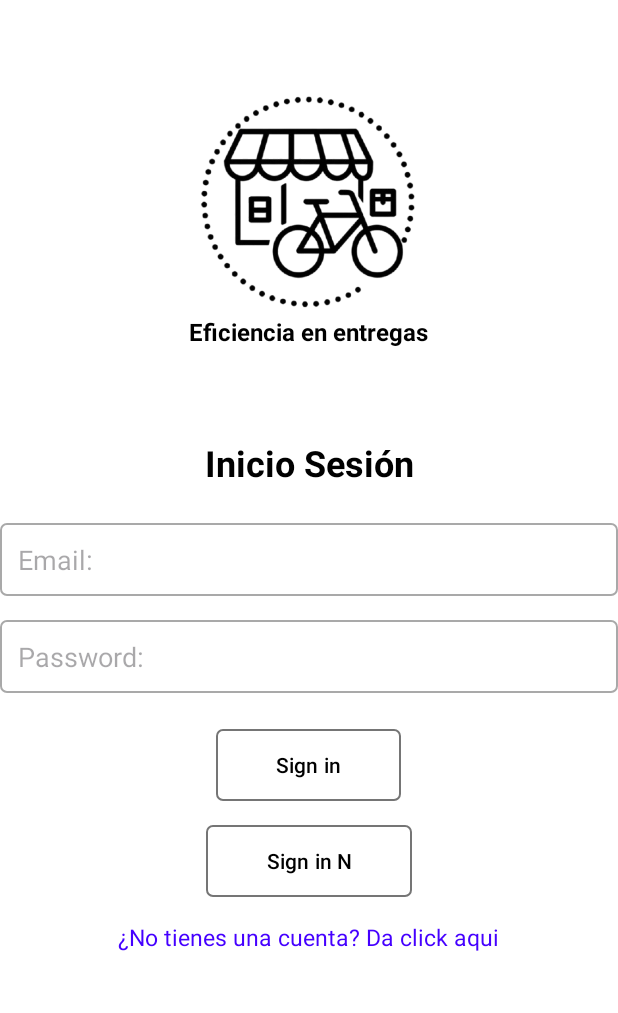
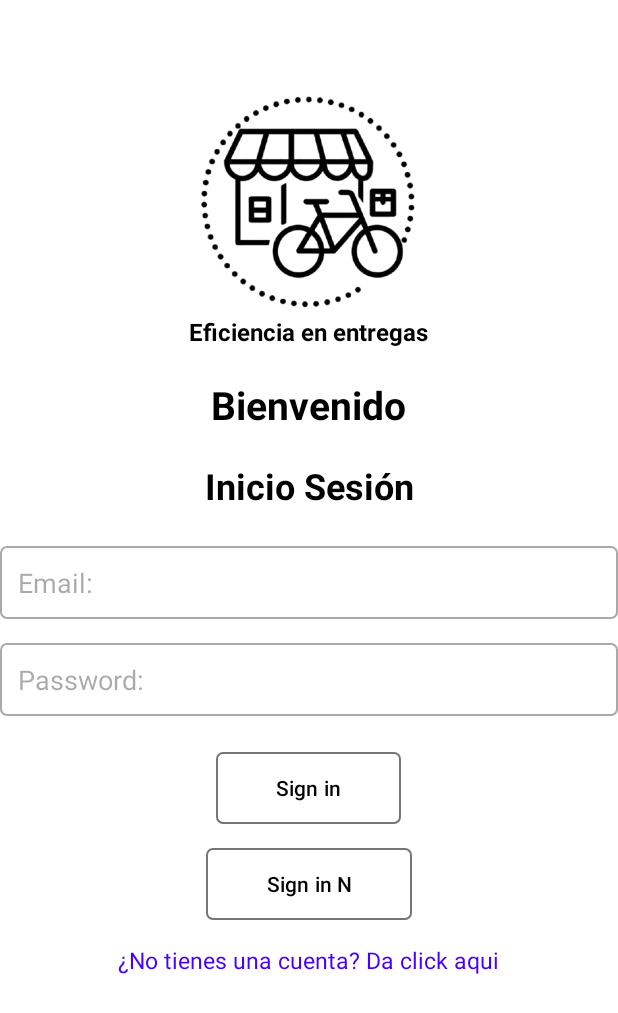
Before and after one commit to policodelabs-tech/Delivery_In-Transit, an Android app: the LoginActivity screen opened directly, with no data from a screen before it, on a phone screen of 412 x 824 dp. Shown: the top 1013 px of the screen. Run offline under Robolectric (Android 15) with nearby library versions, the phone set to English and light mode, and no system bars.

Commit message:
Version Preliminar (Look and feel terminado)

```diff
--- a/app/src/main/res/layout/activity_login.xml
+++ b/app/src/main/res/layout/activity_login.xml
@@ -21,7 +21,15 @@
         android:textSize="16sp"
         android:textStyle="bold"
         android:textColor="@color/black"
-        android:layout_marginBottom="60dp"/>
+        android:layout_marginBottom="20dp"/>
+    <TextView
+        android:layout_width="wrap_content"
+        android:layout_height="wrap_content"
+        android:text="Bienvenido"
+        android:textSize="26dp"
+        android:textStyle="bold"
+        android:textColor="@color/black"
+        android:layout_marginBottom="20dp"/>
 
     <TextView
         android:layout_width="match_parent"
--- a/app/src/main/res/menu/activity_main_drawer_negocio.xml
+++ b/app/src/main/res/menu/activity_main_drawer_negocio.xml
@@ -15,7 +15,7 @@
         <item
             android:id="@+id/nav_rutas"
             android:icon="@drawable/estadoservicio"
-            android:title="Rutas completadas" />
+            android:title="Pedidos completados" />
         <item
             android:id="@+id/nav_asignacion"
             android:icon="@drawable/baseline_assignment_ind_24"
```
